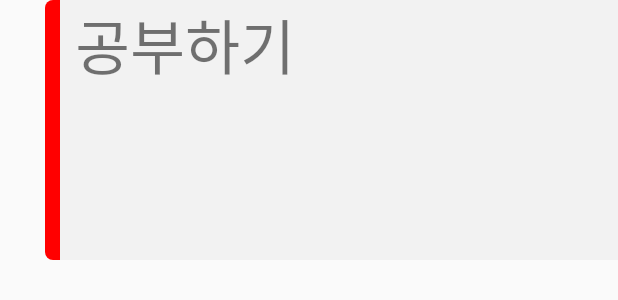
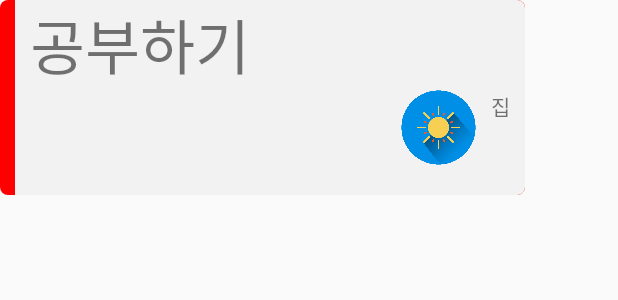
Before and after one commit to dudco/2016MoCon_BirdWiser, an Android app: the layout main_todo_recyclerview.xml on its own in the app's theme, with its tools: preview values and no code run, on a phone screen of 412 x 824 dp. Shown: the top 300 px of the screen. Run offline under Robolectric (Android 15) with nearby library versions, the phone set to English and light mode, and no system bars; Roboto replaces fonts that are not available here.

Commit message:
"보완 완료"

```diff
--- a/app/src/main/java/com/example/youngchae/birdwizer/Add_Calendar.java
+++ b/app/src/main/java/com/example/youngchae/birdwizer/Add_Calendar.java
@@ -17,6 +17,8 @@ import android.widget.ArrayAdapter;
 import android.widget.EditText;
 import android.widget.ImageView;
 import android.widget.Spinner;
+
+import com.example.youngchae.birdwizer.WIFI.WifiControl;
 
 import java.util.ArrayList;
 
--- a/app/src/main/java/com/example/youngchae/birdwizer/MyService.java
+++ b/app/src/main/java/com/example/youngchae/birdwizer/Floating/MyService.java
@@ -1,4 +1,4 @@
-package com.example.youngchae.birdwizer;
+package com.example.youngchae.birdwizer.Floating;
 
 import android.animation.AnimatorInflater;
 import android.animation.AnimatorSet;
@@ -24,6 +24,8 @@ import android.view.WindowManager;
 import android.widget.ImageView;
 import android.widget.LinearLayout;
 import android.widget.TextView;
+
+import com.example.youngchae.birdwizer.R;
 
 public class MyService extends Service {
     private float initialTouchX;
--- a/app/src/main/java/com/example/youngchae/birdwizer/CustomAdapter.java
+++ b/app/src/main/java/com/example/youngchae/birdwizer/Tutorial/CustomAdapter.java
@@ -1,4 +1,4 @@
-package com.example.youngchae.birdwizer;
+package com.example.youngchae.birdwizer.Tutorial;
 
 import android.support.v4.view.PagerAdapter;
 import android.view.LayoutInflater;
@@ -6,6 +6,8 @@ import android.view.View;
 import android.view.ViewGroup;
 import android.widget.ImageView;
 import android.widget.Toast;
+
+import com.example.youngchae.birdwizer.R;
 
 public class CustomAdapter extends PagerAdapter {
 
--- a/app/src/main/java/com/example/youngchae/birdwizer/TutorialActivity.java
+++ b/app/src/main/java/com/example/youngchae/birdwizer/Tutorial/TutorialActivity.java
@@ -1,8 +1,10 @@
-package com.example.youngchae.birdwizer;
+package com.example.youngchae.birdwizer.Tutorial;
 
 import android.app.Activity;
 import android.os.Bundle;
 import android.support.v4.view.ViewPager;
+
+import com.example.youngchae.birdwizer.R;
 
 public class TutorialActivity extends Activity {
 
--- a/app/src/main/java/com/example/youngchae/birdwizer/WIFICheckService.java
+++ b/app/src/main/java/com/example/youngchae/birdwizer/WIFI/WIFICheckService.java
@@ -1,4 +1,4 @@
-package com.example.youngchae.birdwizer;
+package com.example.youngchae.birdwizer.WIFI;
 
 import android.app.Service;
 import android.content.Intent;
@@ -8,6 +8,8 @@ import android.net.wifi.WifiInfo;
 import android.net.wifi.WifiManager;
 import android.os.IBinder;
 import android.util.Log;
+
+import com.example.youngchae.birdwizer.Floating.MyService;
 
 public class WIFICheckService extends Service {
     WifiReceiver mWifiMonitor;
--- a/app/src/main/java/com/example/youngchae/birdwizer/WifiControl.java
+++ b/app/src/main/java/com/example/youngchae/birdwizer/WIFI/WifiControl.java
@@ -1,4 +1,4 @@
-package com.example.youngchae.birdwizer;
+package com.example.youngchae.birdwizer.WIFI;
 
 import android.content.Context;
 import android.content.DialogInterface;
@@ -22,6 +22,8 @@ import android.widget.EditText;
 import android.widget.ListView;
 import android.widget.TextView;
 import android.widget.Toast;
+
+import com.example.youngchae.birdwizer.R;
 
 /**
  * Created by youngchae on 2016-07-15.
--- a/app/src/main/java/com/example/youngchae/birdwizer/WifiControlerListAdapter.java
+++ b/app/src/main/java/com/example/youngchae/birdwizer/WIFI/WifiControlerListAdapter.java
@@ -1,4 +1,4 @@
-package com.example.youngchae.birdwizer;
+package com.example.youngchae.birdwizer.WIFI;
 
 import android.content.Context;
 import android.view.LayoutInflater;
@@ -7,6 +7,8 @@ import android.view.ViewGroup;
 import android.widget.BaseAdapter;
 import android.widget.ImageView;
 import android.widget.TextView;
+
+import com.example.youngchae.birdwizer.R;
 
 import java.util.ArrayList;
 
--- a/app/src/main/java/com/example/youngchae/birdwizer/WifiControlerListItem.java
+++ b/app/src/main/java/com/example/youngchae/birdwizer/WIFI/WifiControlerListItem.java
@@ -1,4 +1,4 @@
-package com.example.youngchae.birdwizer;
+package com.example.youngchae.birdwizer.WIFI;
 
 /**
  * Created by youngchae on 2016-07-16.
--- a/app/src/main/java/com/example/youngchae/birdwizer/WifiReceiver.java
+++ b/app/src/main/java/com/example/youngchae/birdwizer/WIFI/WifiReceiver.java
@@ -1,4 +1,4 @@
-package com.example.youngchae.birdwizer;
+package com.example.youngchae.birdwizer.WIFI;
 
 import android.content.BroadcastReceiver;
 import android.content.Context;
--- a/app/src/main/res/layout/main_todo_recyclerview.xml
+++ b/app/src/main/res/layout/main_todo_recyclerview.xml
@@ -1,11 +1,9 @@
 <?xml version="1.0" encoding="utf-8"?>
 <LinearLayout
-    android:layout_marginStart="30dp"
-    android:layout_marginBottom="20dp"
     xmlns:android="http://schemas.android.com/apk/res/android"
     xmlns:app="http://schemas.android.com/apk/res-auto"
-    android:layout_width="900px"
-    android:layout_height="260px"
+    android:layout_width="350dp"
+    android:layout_height="130dp"
     app:cardCornerRadius="5dp"
     android:id="@+id/recyclerlinear"
     android:background="@drawable/todo_incompleted">
```
Also changed, not shown: app/src/main/AndroidManifest.xml (+6 -6 lines), app/src/main/java/com/example/youngchae/birdwizer/Floating/FloatingControl.java (renamed from app/src/main/java/com/example/youngchae/birdwizer/FloatingControl.java, +5 -2 lines), app/src/main/java/com/example/youngchae/birdwizer/MainActivity.java (+32 -15 lines).
